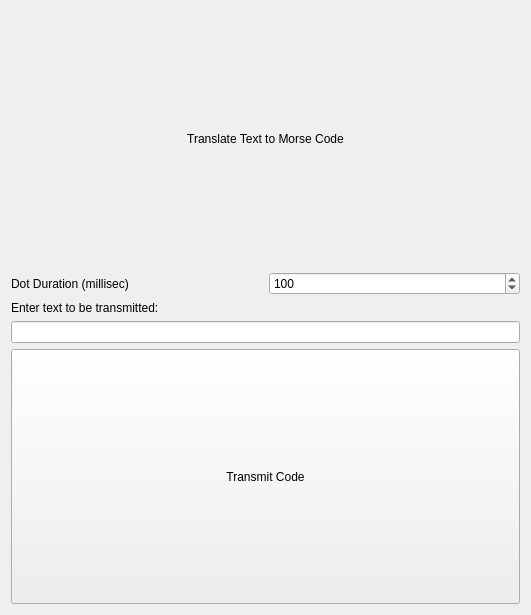
Before: the Qt Designer form lanmorseform.ui in jpietrzak8/Lanterne, drawn with Qt 5.
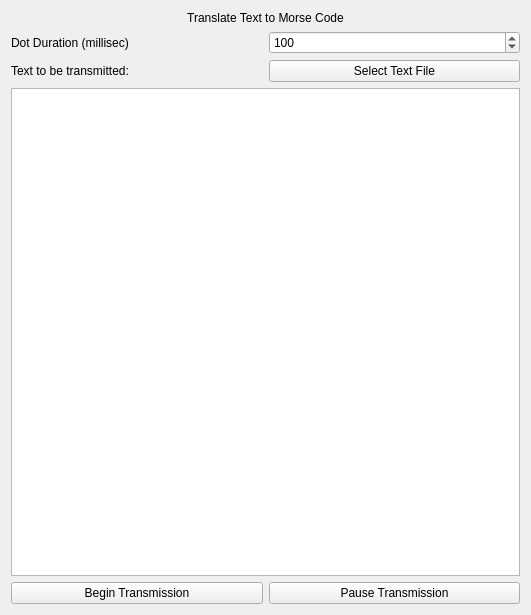
After: the same form once the commit is applied.

The edit to the form file:
```diff
--- a/lanmorseform.ui
+++ b/lanmorseform.ui
@@ -13,7 +13,7 @@
   <property name="windowTitle">
    <string>Morse Code</string>
   </property>
-  <layout class="QVBoxLayout" name="verticalLayout_2">
+  <layout class="QVBoxLayout" name="verticalLayout">
    <item>
     <widget class="QLabel" name="morseLabel">
      <property name="text">
@@ -52,7 +52,7 @@
     </layout>
    </item>
    <item>
-    <layout class="QVBoxLayout" name="verticalLayout">
+    <layout class="QHBoxLayout" name="horizontalLayout_3">
      <item>
       <widget class="QLabel" name="textEntryLabel">
        <property name="sizePolicy">
@@ -62,15 +62,30 @@
         </sizepolicy>
        </property>
        <property name="text">
-        <string>Enter text to be transmitted:</string>
+        <string>Text to be transmitted:</string>
        </property>
       </widget>
      </item>
      <item>
-      <widget class="QLineEdit" name="morseLineEdit"/>
+      <widget class="QPushButton" name="selectTextFileButton">
+       <property name="sizePolicy">
+        <sizepolicy hsizetype="Minimum" vsizetype="Minimum">
+         <horstretch>0</horstretch>
+         <verstretch>0</verstretch>
+        </sizepolicy>
+       </property>
+       <property name="text">
+        <string>Select Text File</string>
+       </property>
+      </widget>
      </item>
     </layout>
    </item>
+   <item>
+    <widget class="QPlainTextEdit" name="morsePlainTextEdit"/>
+   </item>
+   <item>
+    <layout class="QHBoxLayout" name="horizontalLayout_2">
    <item>
     <widget class="QPushButton" name="morseButton">
      <property name="sizePolicy">
@@ -80,9 +95,24 @@
       </sizepolicy>
      </property>
      <property name="text">
-      <string>Transmit Code</string>
-     </property>
-    </widget>
+        <string>Begin Transmission</string>
+       </property>
+      </widget>
+     </item>
+     <item>
+      <widget class="QPushButton" name="pauseButton">
+       <property name="sizePolicy">
+        <sizepolicy hsizetype="Minimum" vsizetype="Minimum">
+         <horstretch>0</horstretch>
+         <verstretch>0</verstretch>
+        </sizepolicy>
+       </property>
+       <property name="text">
+        <string>Pause Transmission</string>
+       </property>
+      </widget>
+     </item>
+    </layout>
    </item>
   </layout>
  </widget>
```
Lines whose indentation alone changed are shown as unchanged.
